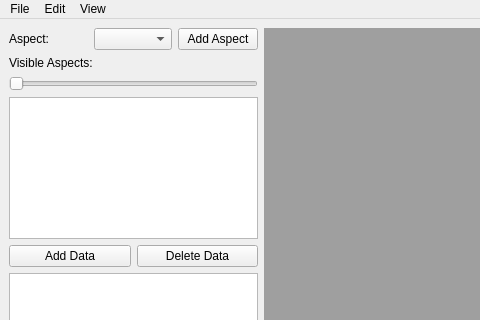
cdit-ma/SEM, file medeawindow.ui: the form before one commit; both pictures show x 0 to 480 and y 0 to 320 of the 800 by 600 pixel window.
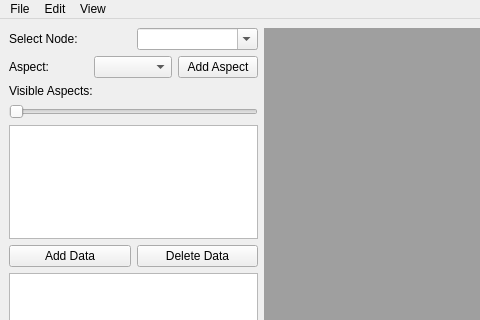
The form after the commit.

Patch:
```diff
--- a/medeawindow.ui
+++ b/medeawindow.ui
@@ -21,6 +21,24 @@
        <layout class="QVBoxLayout" name="verticalLayout" stretch="0,0,1,0,0,0">
         <item>
          <layout class="QVBoxLayout" name="Aspects_2">
+          <item>
+           <layout class="QHBoxLayout" name="SelectNodeByItem">
+            <item>
+             <widget class="QLabel" name="label_5">
+              <property name="text">
+               <string>Select Node:</string>
+              </property>
+             </widget>
+            </item>
+            <item>
+             <widget class="QComboBox" name="nodeIDCombo">
+              <property name="editable">
+               <bool>true</bool>
+              </property>
+             </widget>
+            </item>
+           </layout>
+          </item>
           <item>
            <layout class="QHBoxLayout" name="AspectBox">
             <item>
```
Left out of the diff: 3 changed lines with no effect on the pictures.
